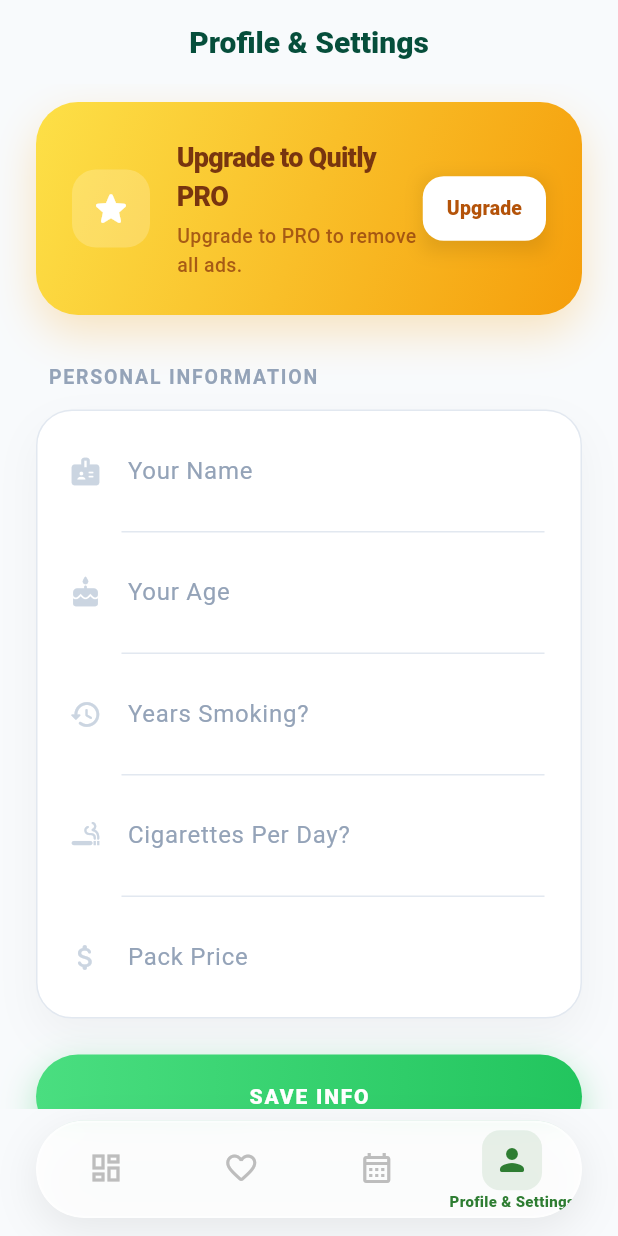
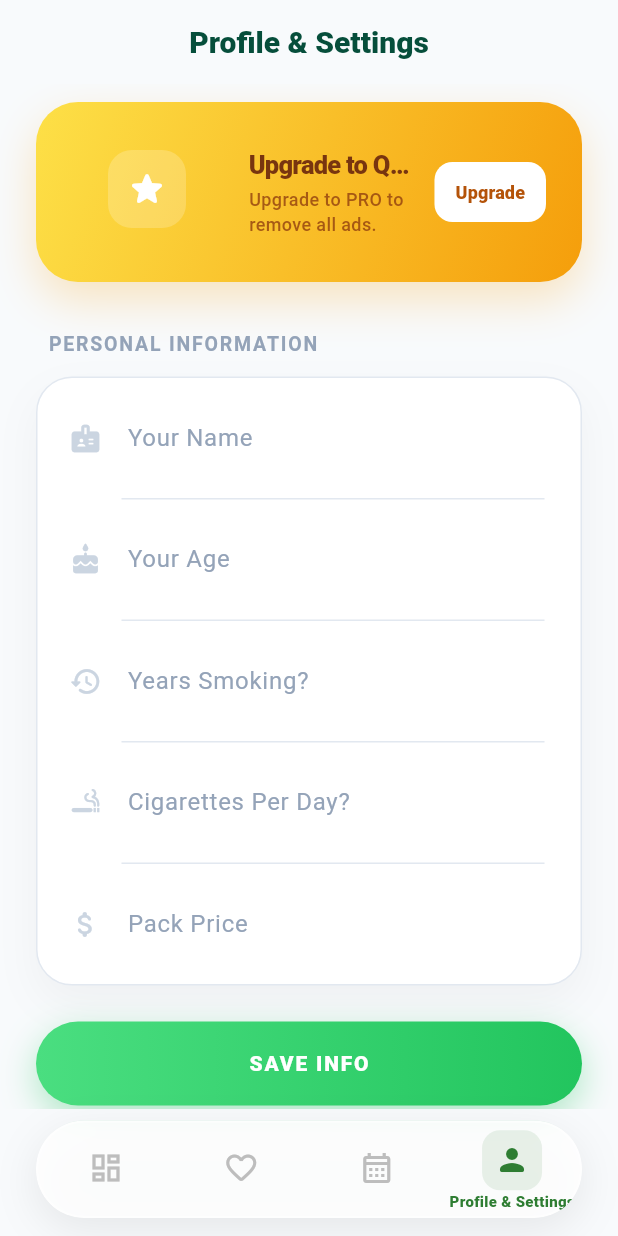
Before and after one commit to ardaaskinn01/cervus-sigara-birakma, a Flutter app: the MainView screen opened directly, item 4 of the bottom bar chosen, on a phone screen of 412 x 824 dp. Run offline on Flutter 3.47's test engine with Material 3 defaults, Android fonts, the light colour scheme and no system bars; our stand-ins replace cloud_firestore, easy_localization, firebase_core, firebase_messaging, flutter_local_notifications, flutter_riverpod and 5 more; missing offline and left inert: app_tracking_transparency, purchases_flutter; accounts and stored records are empty; network calls fail.

Commit message:
splash updates

```diff
--- a/lib/ui/views/calendar_view.dart
+++ b/lib/ui/views/calendar_view.dart
@@ -141,10 +141,7 @@
             style: TextStyle(fontWeight: FontWeight.w900, color: Color(0xFF064E3B))),
         backgroundColor: Colors.transparent,
         elevation: 0,
-        leading: IconButton(
-          icon: const Icon(Icons.close, color: Color(0xFF064E3B)),
-          onPressed: () => Navigator.pop(context),
-        ),
+        centerTitle: true,
         actions: [
           IconButton(
             icon: const Icon(Icons.refresh_rounded, color: Color(0xFF064E3B)),
--- a/lib/ui/views/dashboard_view.dart
+++ b/lib/ui/views/dashboard_view.dart
@@ -1,4 +1,5 @@
 import 'package:flutter/material.dart';
+import 'package:flutter/services.dart';
 import 'package:flutter_riverpod/flutter_riverpod.dart';
 import 'package:easy_localization/easy_localization.dart';
 import '../viewmodels/dashboard_viewmodel.dart';
@@ -28,9 +29,11 @@
     return Scaffold(
       backgroundColor: AppColors.background,
       appBar: AppBar(
-        backgroundColor: AppColors.background,
+        backgroundColor: Colors.transparent,
         elevation: 0,
         scrolledUnderElevation: 0,
+        toolbarHeight: 0,
+        systemOverlayStyle: SystemUiOverlayStyle.dark,
         actions: const [],
       ),
       body: SafeArea(
--- a/lib/ui/views/main_view.dart
+++ b/lib/ui/views/main_view.dart
@@ -50,7 +50,12 @@
           ),
           SafeArea(
             child: Container(
-              margin: const EdgeInsets.fromLTRB(24, 8, 24, 12),
+              margin: EdgeInsets.only(
+                left: 24,
+                right: 24,
+                top: 8,
+                bottom: MediaQuery.of(context).viewPadding.bottom > 0 ? 0 : 12,
+              ),
               decoration: BoxDecoration(
                 borderRadius: BorderRadius.circular(32),
                 boxShadow: [
@@ -97,7 +102,7 @@
                       items: [
                         _buildNavItem(Icons.dashboard_rounded, Icons.dashboard_outlined, 'dashboard.title'.tr(), 0),
                         _buildNavItem(Icons.favorite_rounded, Icons.favorite_outline_rounded, 'health.title'.tr(), 1),
-                        _buildNavItem(Icons.calendar_month_rounded, Icons.calendar_month_outlined, 'calendar.title'.tr(), 2),
+                        _buildNavItem(Icons.calendar_month_rounded, Icons.calendar_month_outlined, 'history.title'.tr(), 2),
                         _buildNavItem(Icons.person_rounded, Icons.person_outline_rounded, 'profile.title'.tr(), 3),
                       ],
                     ),
--- a/lib/ui/views/profile_view.dart
+++ b/lib/ui/views/profile_view.dart
@@ -373,6 +373,12 @@
                 child: Row(
                   children: [
                     Container(
+                      margin: EdgeInsets.only(
+                        left: 24,
+                        right: 24,
+                        top: 8,
+                        bottom: Platform.isIOS ? 0 : 12
+                      ),
                       padding: const EdgeInsets.all(12),
                       decoration: BoxDecoration(
                         color: Colors.white.withOpacity(0.2),
@@ -389,50 +395,48 @@
                       child: Column(
                         crossAxisAlignment: CrossAxisAlignment.start,
                         children: [
-                          Text(
-                            isPro ? (isTr ? 'Quitly PRO Açık' : 'Quitly PRO Active') : (isTr ? 'Quitly PRO\'ya Geç' : 'Upgrade to Quitly PRO'),
-                            style: TextStyle(
-                              color: isPro ? Colors.white : const Color(0xFF78350F),
-                              fontWeight: FontWeight.w900,
-                              fontSize: 18,
-                              letterSpacing: -0.5
-                            )
+                          Flexible(
+                            child: Text(
+                              isPro ? (isTr ? 'Quitly PRO Açık' : 'Quitly PRO Active') : (isTr ? 'Quitly PRO\'ya Geç' : 'Upgrade to Quitly PRO'),
+                              style: TextStyle(
+                                color: isPro ? Colors.white : const Color(0xFF78350F),
+                                fontWeight: FontWeight.w900,
+                                fontSize: 17,
+                                letterSpacing: -0.5
+                              ),
+                              maxLines: 1,
+                              overflow: TextOverflow.ellipsis,
+                            ),
                           ),
-                          const SizedBox(height: 4),
+                          const SizedBox(height: 2),
                           Text(
                             isPro ? (isTr ? 'Reklamsız deneyimin tadını çıkarın.' : 'Enjoy an ad-free experience.') : (isTr ? 'Reklamları tamamen kaldırmak için PRO\'ya geçin.' : 'Upgrade to PRO to remove all ads.'),
                             style: TextStyle(
                               color: isPro ? Colors.white70 : const Color(0xFF92400E).withOpacity(0.8),
-                              fontSize: 13,
+                              fontSize: 12,
                               fontWeight: FontWeight.w500
-                            )
+                            ),
+                            maxLines: 2,
+                            overflow: TextOverflow.visible,
                           ),
                         ],
                       ),
                     ),
                     if (!isPro)
-                      Container(
-                        decoration: BoxDecoration(
-                          boxShadow: [
-                            BoxShadow(
-                              color: Colors.black.withOpacity(0.1),
-                              blurRadius: 10,
-                              offset: const Offset(0, 4),
-                            ),
-                          ],
-                        ),
+                      Padding(
+                        padding: const EdgeInsets.only(left: 8.0),
                         child: ElevatedButton(
                           onPressed: _showPremiumDialog,
                           style: ElevatedButton.styleFrom(
                             backgroundColor: Colors.white,
                             foregroundColor: const Color(0xFFB45309),
                             elevation: 0,
-                            padding: const EdgeInsets.symmetric(horizontal: 16, vertical: 12),
-                            shape: RoundedRectangleBorder(borderRadius: BorderRadius.circular(14)),
+                            padding: const EdgeInsets.symmetric(horizontal: 14, vertical: 10),
+                            shape: RoundedRectangleBorder(borderRadius: BorderRadius.circular(12)),
                           ),
                           child: Text(
                             isTr ? 'Geç' : 'Upgrade',
-                            style: const TextStyle(fontWeight: FontWeight.w800, fontSize: 13)
+                            style: const TextStyle(fontWeight: FontWeight.w800, fontSize: 12)
                           ),
                         ),
                       ),
--- a/pubspec.yaml
+++ b/pubspec.yaml
@@ -17,7 +17,7 @@
 # https://developer.apple.com/library/archive/documentation/General/Reference/InfoPlistKeyReference/Articles/CoreFoundationKeys.html
 # In Windows, build-name is used as the major, minor, and patch parts
 # of the product and file versions while build-number is used as the build suffix.
-version: 1.1.6+17
+version: 1.1.7+18
 
 environment:
   sdk: ^3.7.2
```
Also changed, not shown: 1 other file.
